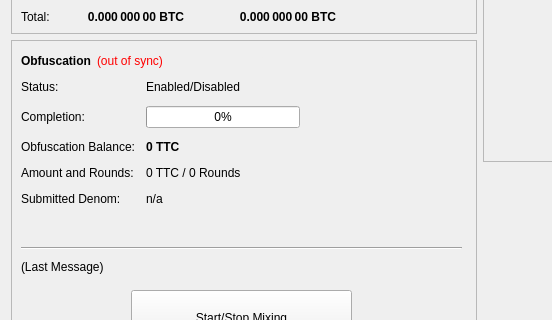
This is src/qt/forms/overviewpage.ui in Limitless-VIP/Limitless as Qt 5 draws it before an edit; both pictures show x 0 to 552 and y 182 to 502 of the 960 by 615 pixel window. The edited form follows.
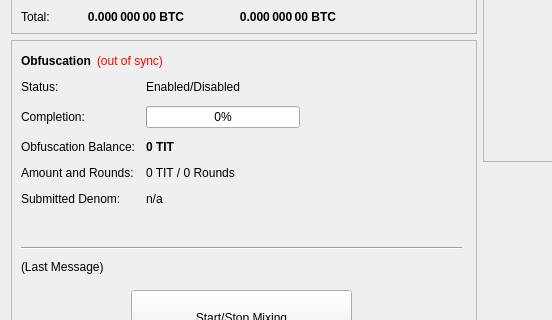
This is the edited form.

What changed in the file:
```diff
--- a/src/qt/forms/overviewpage.ui
+++ b/src/qt/forms/overviewpage.ui
@@ -474,7 +474,7 @@
               </font>
              </property>
              <property name="text">
-              <string notr="true">0 TTC</string>
+              <string notr="true">0 TIT</string>
              </property>
             </widget>
            </item>
@@ -488,7 +488,7 @@
            <item row="3" column="1">
             <widget class="QLabel" name="labelAmountRounds">
              <property name="text">
-              <string>0 TTC / 0 Rounds</string>
+              <string>0 TIT / 0 Rounds</string>
              </property>
             </widget>
            </item>
```
